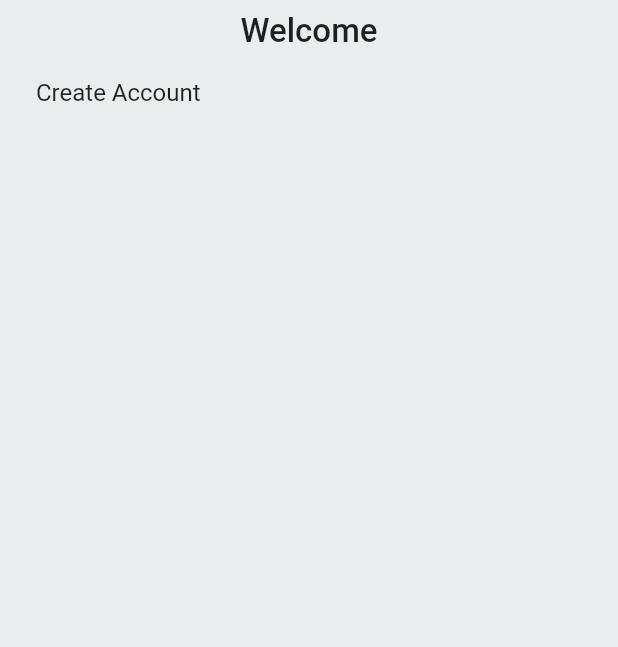
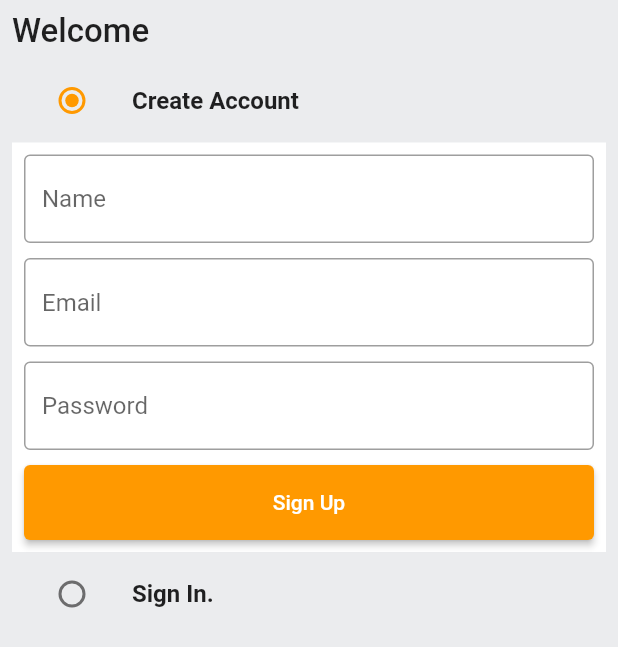
Before and after one commit to WhyC03/amazon_clone, a Flutter app: the screen it shows after launch, on a phone screen of 412 x 824 dp. Shown: the top 647 px of the screen. Run offline on Flutter 3.47's test engine with Material 2 defaults, Android fonts, the phone set to English and light mode, and no system bars.

Commit message:
Auth Screen created

```diff
--- /dev/null
+++ b/lib/common/widgets/custom_button.dart
@@ -0,0 +1,19 @@
+import 'package:flutter/material.dart';
+
+class CustomButton extends StatelessWidget {
+  final String text;
+  final VoidCallback onTap;
+  const CustomButton({super.key, required this.text, required this.onTap});
+
+  @override
+  Widget build(BuildContext context) {
+    return ElevatedButton(
+      child: Text(
+        text,
+        ),
+      onPressed: onTap,
+      style: ElevatedButton.styleFrom(
+          minimumSize: const Size(double.infinity, 50)),
+    );
+  }
+}
--- /dev/null
+++ b/lib/common/widgets/custom_textfield.dart
@@ -0,0 +1,32 @@
+import 'package:flutter/material.dart';
+
+class CustomTextField extends StatelessWidget {
+  final TextEditingController controller;
+  final String hintText;
+  const CustomTextField(
+    {Key? key,
+    required this.controller,
+    required this.hintText
+  });
+
+  @override
+  Widget build(BuildContext context) {
+    return TextFormField(
+      controller: controller,
+      decoration: InputDecoration(
+        hintText: hintText,
+        border: const OutlineInputBorder(
+          borderSide: BorderSide(
+            color: Colors.black38,
+          )
+        ),
+        enabledBorder: const OutlineInputBorder(
+          borderSide: BorderSide(
+            color: Colors.black38,
+          ),
+        ),
+      ),
+      validator: (val){},
+    );
+  }
+}
--- a/lib/features/auth/screens/auth_screen.dart
+++ b/lib/features/auth/screens/auth_screen.dart
@@ -1,36 +1,142 @@
+import 'package:amazon_clone/common/widgets/custom_button.dart';
+import 'package:amazon_clone/common/widgets/custom_textfield.dart';
 import 'package:amazon_clone/constants/global_variables.dart';
 import 'package:flutter/material.dart';
 
+enum Auth {
+  signin,
+  signup,
+}
+
 class AuthScreen extends StatefulWidget {
   static const String routeName = '/auth-screen';
-  const AuthScreen({Key? key}): super(key: key);
+  const AuthScreen({Key? key}) : super(key: key);
 
   @override
   State<AuthScreen> createState() => _AuthScreenState();
 }
 
 class _AuthScreenState extends State<AuthScreen> {
+  Auth? _auth = Auth.signup;
+
+  final _signUpFormKey = GlobalKey<FormState>();
+  final _signInFormKey = GlobalKey<FormState>();
+
+  final TextEditingController _emailController = TextEditingController();
+  final TextEditingController _passwordController = TextEditingController();
+  final TextEditingController _nameController = TextEditingController();
+
+  @override
+  void dispose() {
+    super.dispose();
+    _emailController.dispose();
+    _passwordController.dispose();
+    _nameController.dispose();
+  }
   @override
   Widget build(BuildContext context) {
-    return const Scaffold(
+    return Scaffold(
       backgroundColor: GlobalVariables.greyBackgroundCOlor,
       body: SafeArea(
-        child:Padding(
-          padding: EdgeInsets.all(8.0),
-          child: Column(
-            children: [
-              Text('Welcome', style: TextStyle(
-                fontSize: 22,
-                fontWeight: FontWeight.w500
-                ),
+          child: Padding(
+        padding: const EdgeInsets.all(8.0),
+        child: Column(
+          crossAxisAlignment: CrossAxisAlignment.start,
+          children: [
+            const Text(
+              'Welcome',
+              style: TextStyle(fontSize: 22, fontWeight: FontWeight.w500),
+            ),
+            const SizedBox(height: 5,),
+            ListTile(
+              tileColor: _auth == Auth.signup ? GlobalVariables.greyBackgroundCOlor : GlobalVariables.backgroundColor,
+              title: const Text(
+                'Create Account',
+                style: TextStyle(fontWeight: FontWeight.bold),
               ),
-              ListTile(
-                title: Text('Create Account'),
-              )
-            ],
-          ),
-        )
+              leading: Radio(
+                  value: Auth.signup,
+                  activeColor: GlobalVariables.secondaryColor,
+                  groupValue: _auth,
+                  onChanged: (Auth? val){
+                    setState(() {
+                      _auth = val!;
+                    });
+                  },
+              ),
+            ),
+            if(_auth == Auth.signup)
+              Container(
+                padding: const EdgeInsets.all(8.0),
+                color: GlobalVariables.backgroundColor,
+                child: Form(
+                  key: _signUpFormKey,
+                  child: Column(
+                    children:[
+                      CustomTextField(
+                        controller: _nameController,
+                        hintText: 'Name',
+                        ),
+                        const SizedBox(height: 10,),
+                      CustomTextField(
+                        controller: _emailController,
+                        hintText: 'Email',
+                        ),
+                        const SizedBox(height: 10,),
+                        CustomTextField(
+                        controller: _passwordController,
+                        hintText: 'Password',
+                        ),
+                        const SizedBox(height: 10,),
+                        CustomButton(text: "Sign Up", onTap: (){
+
+                        })
+                    ]
+                  )),
+              ),
+            ListTile(
+              title: const Text(
+                'Sign In.',
+                style: TextStyle(fontWeight: FontWeight.bold),
+              ),
+              leading: Radio(
+                  value: Auth.signin,
+                  activeColor: GlobalVariables.secondaryColor,
+                  groupValue: _auth,
+                  onChanged: (Auth? val){
+                    setState(() {
+                      _auth = val!;
+                    });
+                  },
+                  ),
+            ),
+          if(_auth == Auth.signin)
+            Container(
+                padding: const EdgeInsets.all(8.0),
+                color: GlobalVariables.backgroundColor,
+                child: Form(
+                  key: _signInFormKey,
+                  child: Column(
+                    children:[
+                      CustomTextField(
+                        controller: _emailController,
+                        hintText: 'Email',
+                        ),
+                        const SizedBox(height: 10,),
+                        CustomTextField(
+                        controller: _passwordController,
+                        hintText: 'Password',
+                        ),
+                        const SizedBox(height: 10,),
+                        CustomButton(text: "Sign In", onTap: (){
+
+                        })
+                    ]
+                  )),
+              ),
+          ],
         ),
+      )),
     );
   }
 }
```
Also changed, not shown: 1 other file.
